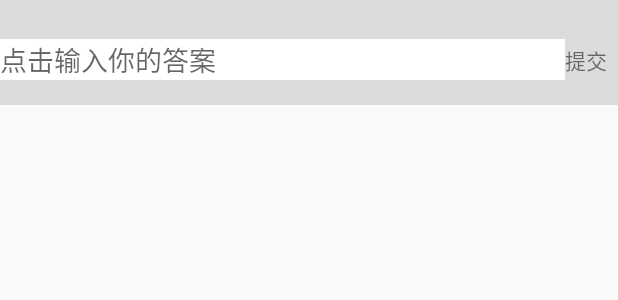
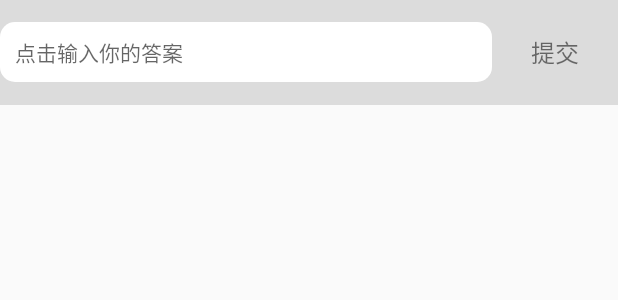
Before and after one commit to fenghao1994/CollageAnswer, an Android app: the layout layout_fast_answer.xml on its own in the app's theme, with its tools: preview values and no code run, on a phone screen of 412 x 824 dp. Shown: the top 300 px of the screen. Run offline under Robolectric (Android 15) with nearby library versions, the phone set to English and light mode, and no system bars.

Commit message:
快速回复布局修改

```diff
--- /dev/null
+++ b/app/src/main/res/drawable/edit_bg.xml
@@ -0,0 +1,8 @@
+<?xml version="1.0" encoding="utf-8"?>
+<shape xmlns:android="http://schemas.android.com/apk/res/android">
+    <solid android:color="#FFFFFF" />
+    <corners android:topLeftRadius="10dp"
+        android:bottomLeftRadius="10dp"
+        android:topRightRadius="10dp"
+        android:bottomRightRadius="10dp"/>
+</shape>
--- a/app/src/main/res/layout/layout_fast_answer.xml
+++ b/app/src/main/res/layout/layout_fast_answer.xml
@@ -1,11 +1,13 @@
 <?xml version="1.0" encoding="utf-8"?>
 <LinearLayout xmlns:android="http://schemas.android.com/apk/res/android"
+    xmlns:tools="http://schemas.android.com/tools"
+    xmlns:app="http://schemas.android.com/apk/res-auto"
     android:layout_width="match_parent"
     android:layout_height="70dp"
     android:background="#DCDCDC"
     android:orientation="vertical"
 
-    >
+    tools:showIn="@layout/activity_all_answer">
     <!--快速回答区域-->
 
     <LinearLayout
@@ -15,29 +17,44 @@
         android:layout_gravity="center_vertical"
         >
         <LinearLayout
-            android:layout_width="wrap_content"
-            android:layout_height="wrap_content"
-            android:layout_weight="1"
+            android:layout_width="match_parent"
+            android:layout_height="match_parent"
             android:layout_gravity="center_vertical"
             android:paddingTop="10dp"
+            android:paddingBottom="10dp"
+            android:orientation="horizontal"
             >
         <EditText
-            android:layout_width="match_parent"
-            android:layout_height="wrap_content"
+            android:layout_width="wrap_content"
+            android:layout_height="40dp"
             android:id="@+id/fast_answer"
-            android:background="#ffffff"
+            android:background="@drawable/edit_bg"
+            android:paddingLeft="10dp"
             android:hint="点击输入你的答案"
+            android:textSize="14sp"
+            android:layout_weight="4"
+            android:layout_gravity="center"
             />
+            <TextView
+                android:id="@+id/commit"
+                android:layout_width="wrap_content"
+                android:layout_height="wrap_content"
+                android:text="提交"
+                android:layout_weight="1"
+                android:layout_gravity="center"
+                android:gravity="center"
+                android:textSize="16sp"
+                />
         </LinearLayout>
-        <TextView
-            android:id="@+id/commit"
-            android:layout_width="wrap_content"
-            android:layout_height="wrap_content"
-            android:text="提交"
-            android:layout_marginRight="7dp"
-            android:paddingTop="10dp"
-            android:layout_gravity="center_vertical"
-            />
+
+    </LinearLayout>
+
+    <LinearLayout
+        android:layout_width="match_parent"
+        android:layout_height="1dp"
+        android:background="#EEEEEE"
+        >
+
     </LinearLayout>
 
     <LinearLayout
```
